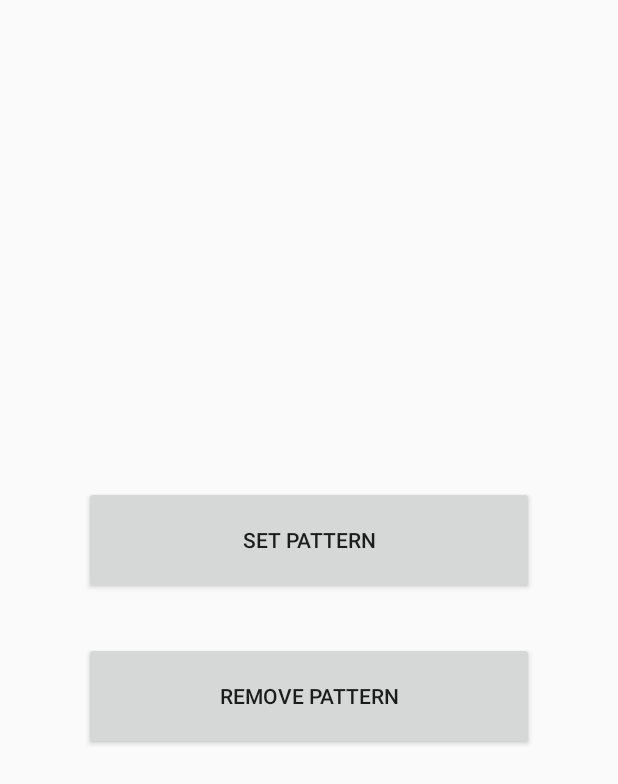
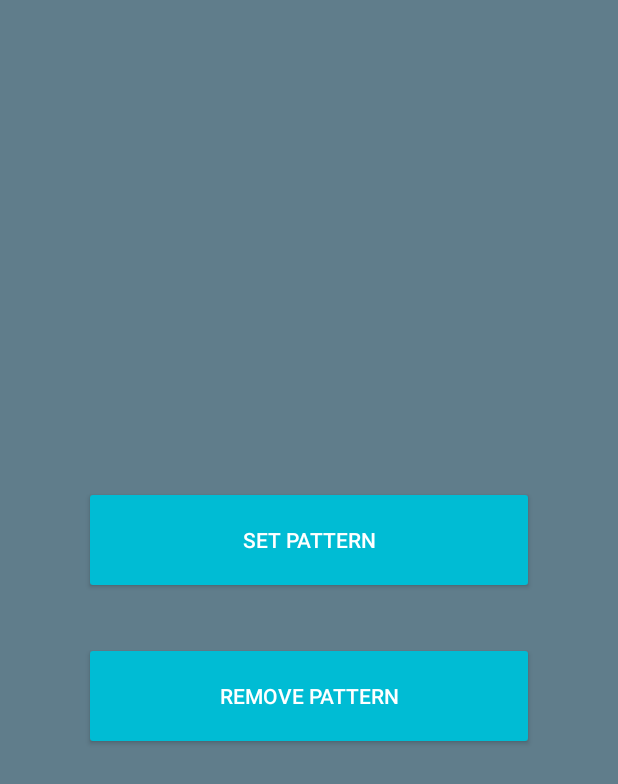
Before and after one commit to shoddiqjati/android-patternlock, an Android app: the layout activity_pattern.xml on its own in the app's theme, with its tools: preview values and no code run, on a phone screen of 412 x 824 dp. Shown: the top 784 px of the screen. Run offline under Robolectric (Android 15) with nearby library versions, the phone set to English and light mode, and no system bars.

Commit message:
Full Features

```diff
--- a/app/build.gradle
+++ b/app/build.gradle
@@ -28,9 +28,9 @@ dependencies {
     compile 'com.android.support.constraint:constraint-layout:1.0.2'
     compile 'com.jakewharton:butterknife:8.8.1'
     compile 'me.zhanghai.android.patternlock:library:2.1.2'
-    testCompile 'junit:junit:4.12'
-    annotationProcessor 'com.jakewharton:butterknife-compiler:8.8.1'
     compile ('com.github.orangegangsters:lollipin:2.0.0@aar') {
         transitive = true
     }
+    testCompile 'junit:junit:4.12'
+    annotationProcessor 'com.jakewharton:butterknife-compiler:8.8.1'
 }
--- a/app/src/main/java/com/onevest/dev/patternlock/MainActivity.java
+++ b/app/src/main/java/com/onevest/dev/patternlock/MainActivity.java
@@ -5,6 +5,8 @@ import android.support.v7.app.AppCompatActivity;
 import android.os.Bundle;
 import android.widget.LinearLayout;
 
+import com.onevest.dev.patternlock.pattern.PatternActivity;
+import com.onevest.dev.patternlock.pin.PinActivity;
 import com.onevest.dev.patternlock.utils.PrefsManager;
 
 import butterknife.BindView;
--- a/app/src/main/java/com/onevest/dev/patternlock/ConfirmPattern.java
+++ b/app/src/main/java/com/onevest/dev/patternlock/pattern/ConfirmPattern.java
@@ -1,8 +1,10 @@
-package com.onevest.dev.patternlock;
+package com.onevest.dev.patternlock.pattern;
 
+import android.content.Intent;
 import android.os.Bundle;
 import android.text.TextUtils;
 
+import com.onevest.dev.patternlock.MainActivity;
 import com.onevest.dev.patternlock.utils.PrefsManager;
 
 import java.util.List;
--- a/app/src/main/java/com/onevest/dev/patternlock/PatternActivity.java
+++ b/app/src/main/java/com/onevest/dev/patternlock/pattern/PatternActivity.java
@@ -1,10 +1,12 @@
-package com.onevest.dev.patternlock;
+package com.onevest.dev.patternlock.pattern;
 
 import android.content.Intent;
 import android.support.v7.app.AppCompatActivity;
 import android.os.Bundle;
 import android.widget.Button;
+import android.widget.Toast;
 
+import com.onevest.dev.patternlock.R;
 import com.onevest.dev.patternlock.utils.PrefsManager;
 
 import butterknife.BindView;
@@ -28,6 +30,7 @@ public class PatternActivity extends AppCompatActivity {
     public void removeHandler() {
         prefsManager.removeLockPattern();
         prefsManager.setPatterStatus(false);
+        Toast.makeText(this, "Pattern has been removed", Toast.LENGTH_LONG).show();
     }
 
     private PrefsManager prefsManager;
--- a/app/src/main/java/com/onevest/dev/patternlock/SetPattern.java
+++ b/app/src/main/java/com/onevest/dev/patternlock/pattern/SetPattern.java
@@ -1,6 +1,7 @@
-package com.onevest.dev.patternlock;
+package com.onevest.dev.patternlock.pattern;
 
 import android.os.Bundle;
+import android.widget.Toast;
 
 import com.onevest.dev.patternlock.utils.PrefsManager;
 
@@ -23,5 +24,6 @@ public class SetPattern extends SetPatternActivity {
         String patternSha1 = PatternUtils.patternToSha1String(pattern);
         prefs.setLockPattern(patternSha1);
         prefs.setPatterStatus(true);
+        Toast.makeText(this, "Pattern has been set", Toast.LENGTH_LONG).show();
     }
 }
--- a/app/src/main/res/layout/activity_main.xml
+++ b/app/src/main/res/layout/activity_main.xml
@@ -13,6 +13,12 @@
         android:layout_margin="48dp"
         android:orientation="vertical"
         android:gravity="center">
+
+        <ImageView
+            android:layout_width="wrap_content"
+            android:layout_height="wrap_content"
+            android:src="@drawable/ic_lock"
+            android:layout_marginBottom="32dp"/>
 
         <LinearLayout
             android:id="@+id/pattern_BT"
--- a/app/src/main/res/layout/activity_pattern.xml
+++ b/app/src/main/res/layout/activity_pattern.xml
@@ -3,7 +3,8 @@
     xmlns:tools="http://schemas.android.com/tools"
     android:layout_width="match_parent"
     android:layout_height="match_parent"
-    tools:context="com.onevest.dev.patternlock.PatternActivity">
+    tools:context="com.onevest.dev.patternlock.pattern.PatternActivity"
+    android:background="@color/colorPrimary">
 
     <LinearLayout
         android:layout_width="match_parent"
@@ -17,12 +18,14 @@
             android:layout_width="match_parent"
             android:layout_height="72dp"
             android:layout_marginBottom="32dp"
-            android:text="set pattern" />
+            android:text="set pattern"
+            style="@style/Base.Widget.AppCompat.Button.Colored"/>
 
         <Button
             android:id="@+id/remove_pattern"
             android:layout_width="match_parent"
             android:layout_height="72dp"
-            android:text="remove pattern" />
+            android:text="remove pattern"
+            style="@style/Base.Widget.AppCompat.Button.Colored"/>
     </LinearLayout>
 </RelativeLayout>
--- a/app/src/main/res/values/colors.xml
+++ b/app/src/main/res/values/colors.xml
@@ -1,6 +1,6 @@
 <?xml version="1.0" encoding="utf-8"?>
 <resources>
-    <color name="colorPrimary">#3F51B5</color>
-    <color name="colorPrimaryDark">#303F9F</color>
-    <color name="colorAccent">#FF4081</color>
+    <color name="colorPrimary">#607D8B</color>
+    <color name="colorPrimaryDark">#455A64</color>
+    <color name="colorAccent">#00BCD4</color>
 </resources>
--- a/app/src/main/res/values/strings.xml
+++ b/app/src/main/res/values/strings.xml
@@ -1,3 +1,3 @@
 <resources>
-    <string name="app_name">Pattern Lock</string>
+    <string name="app_name">Lock Screen Simulation</string>
 </resources>
--- a/app/src/main/res/values/styles.xml
+++ b/app/src/main/res/values/styles.xml
@@ -8,4 +8,13 @@
         <item name="colorAccent">@color/colorAccent</item>
     </style>
 
+    <style name="AppTheme.NoActionBar">
+        <item name="windowActionBar">false</item>
+        <item name="windowNoTitle">true</item>
+    </style>
+
+    <style name="AppTheme.AppBarOverlay" parent="ThemeOverlay.AppCompat.Dark.ActionBar" />
+
+    <style name="AppTheme.PopupOverlay" parent="ThemeOverlay.AppCompat.Light" />
+
 </resources>
--- a/build.gradle
+++ b/build.gradle
@@ -6,7 +6,6 @@ buildscript {
     }
     dependencies {
         classpath 'com.android.tools.build:gradle:2.3.3'
-
         // NOTE: Do not place your application dependencies here; they belong
         // in the individual module build.gradle files
     }
```
Also changed, not shown: app/src/main/AndroidManifest.xml (+14 -7 lines), app/src/main/java/com/onevest/dev/patternlock/PinActivity.java (deleted, +0 -13 lines), app/src/main/java/com/onevest/dev/patternlock/pin/PinActivity.java (added, +64 -0 lines), app/src/main/java/com/onevest/dev/patternlock/pin/SetPin.java (added, +37 -0 lines), app/src/main/res/drawable/ic_lock.xml (added, +9 -0 lines), app/src/main/res/layout/activity_pin.xml (+27 -4 lines).
